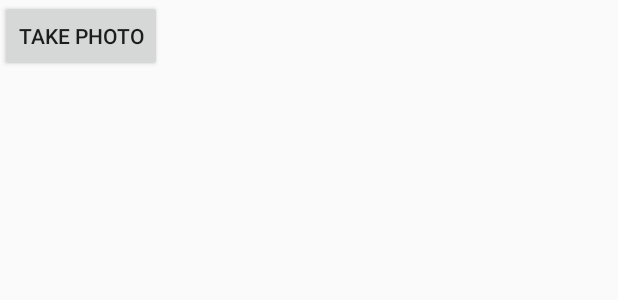
After one commit to elenahorton/mobilefinalproject, an Android app: the layout new_post.xml on its own in the app's theme, with its tools: preview values and no code run, on a phone screen of 412 x 824 dp. The commit adds this screen. Shown: the top 300 px of the screen. Run offline under Robolectric (Android 15) with nearby library versions, the phone set to English and light mode, and no system bars.

Commit message:
new activity to create a post

```diff
--- a/app/src/main/AndroidManifest.xml
+++ b/app/src/main/AndroidManifest.xml
@@ -3,6 +3,7 @@
     package="com.example.elenahorton.mobilefinalproject">
 
     <uses-permission android:name="android.permission.INTERNET" />
+    <uses-permission android:name="android.permission.CAMERA"/>
 
     <application
         android:allowBackup="true"
@@ -19,6 +20,7 @@
         </activity>
         <activity android:name=".LoginActivity" />
         <activity android:name=".BaseActivity" />
+        <activity android:name=".NewPostActivity" />
         <activity
             android:name=".PostsActivity"
             android:label="@string/title_activity_posts"
--- a/app/src/main/res/layout/app_bar_posts.xml
+++ b/app/src/main/res/layout/app_bar_posts.xml
@@ -29,6 +29,6 @@
         android:layout_height="wrap_content"
         android:layout_gravity="bottom|end"
         android:layout_margin="@dimen/fab_margin"
-        android:src="@android:drawable/ic_dialog_email" />
+        android:src="@android:drawable/ic_menu_camera" />
 
 </android.support.design.widget.CoordinatorLayout>
--- /dev/null
+++ b/app/src/main/res/layout/new_post.xml
@@ -0,0 +1,16 @@
+<?xml version="1.0" encoding="utf-8"?>
+<LinearLayout xmlns:android="http://schemas.android.com/apk/res/android"
+    android:orientation="vertical" android:layout_width="match_parent"
+    android:layout_height="match_parent">
+    <Button
+        android:id="@+id/btnPhoto"
+        android:layout_width="wrap_content"
+        android:layout_height="wrap_content"
+        android:text="Take Photo" />
+
+    <ImageView
+        android:id="@+id/ivPhoto"
+        android:layout_width="300dp"
+        android:layout_height="300dp" />
+
+</LinearLayout>
```
Also changed, not shown: app/src/main/java/com/example/elenahorton/mobilefinalproject/NewPostActivity.java (added, +114 -0 lines), app/src/main/java/com/example/elenahorton/mobilefinalproject/PostsActivity.java (+6 -2 lines).
